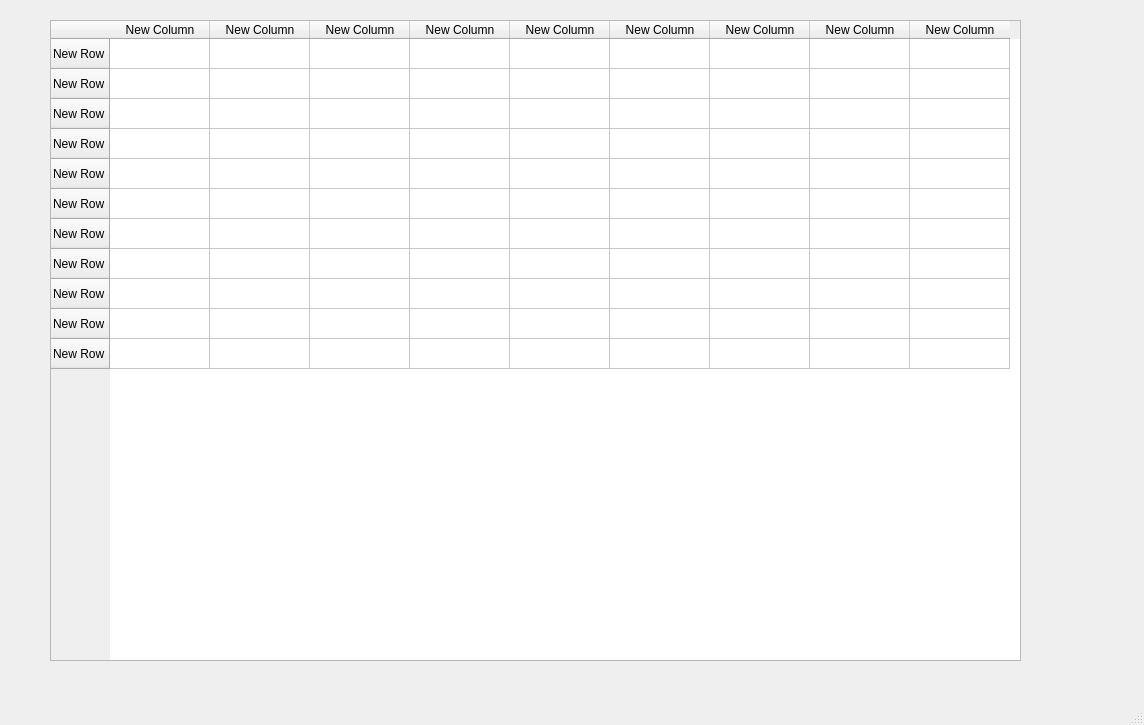
The window that attendanceWindow.ui (Dysky2/SEP) describes before a commit, drawn with Qt 5.
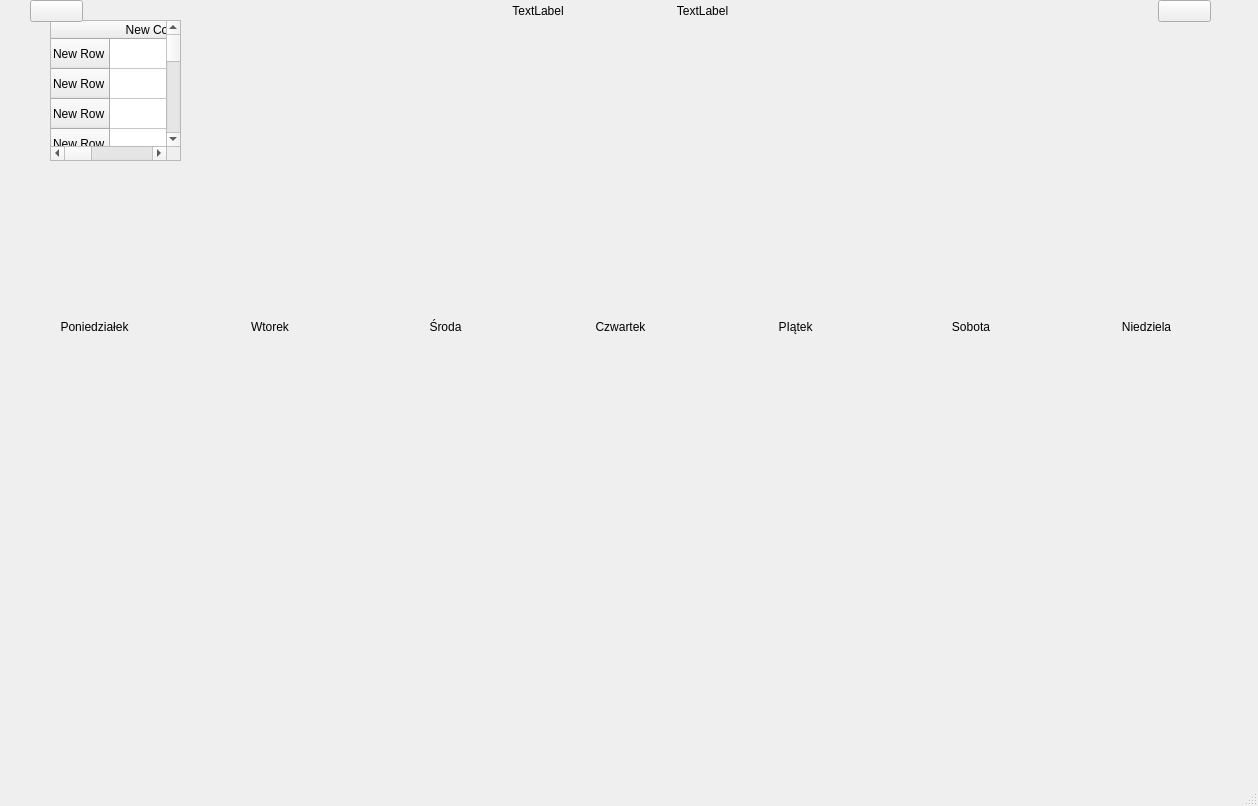
The same window after the commit. Icons and pictures are not drawn.

Patch:
```diff
--- a/attendanceWindow.ui
+++ b/attendanceWindow.ui
@@ -6,8 +6,8 @@
    <rect>
     <x>0</x>
     <y>0</y>
-    <width>1144</width>
-    <height>725</height>
+    <width>1258</width>
+    <height>806</height>
    </rect>
   </property>
   <property name="windowTitle">
@@ -19,8 +19,8 @@
      <rect>
       <x>50</x>
       <y>20</y>
-      <width>971</width>
-      <height>641</height>
+      <width>131</width>
+      <height>141</height>
      </rect>
     </property>
     <row>
@@ -124,6 +124,178 @@
      </property>
     </column>
    </widget>
+   <widget class="QWidget" name="verticalLayoutWidget">
+    <property name="geometry">
+     <rect>
+      <x>10</x>
+      <y>0</y>
+      <width>1221</width>
+      <height>621</height>
+     </rect>
+    </property>
+    <layout class="QVBoxLayout" name="verticalLayout">
+     <item>
+      <layout class="QHBoxLayout" name="horizontalLayout" stretch="1,7,3,3,7,1">
+       <property name="leftMargin">
+        <number>20</number>
+       </property>
+       <property name="rightMargin">
+        <number>20</number>
+       </property>
+       <property name="bottomMargin">
+        <number>5</number>
+       </property>
+       <item>
+        <widget class="QPushButton" name="pushButton_previousMonth">
+         <property name="text">
+          <string/>
+         </property>
+         <property name="icon">
+          <iconset theme="QIcon::ThemeIcon::GoPrevious"/>
+         </property>
+        </widget>
+       </item>
+       <item>
+        <spacer name="horizontalSpacer">
+         <property name="orientation">
+          <enum>Qt::Orientation::Horizontal</enum>
+         </property>
+         <property name="sizeHint" stdset="0">
+          <size>
+           <width>40</width>
+           <height>20</height>
+          </size>
+         </property>
+        </spacer>
+       </item>
+       <item>
+        <widget class="QLabel" name="label_monthName">
+         <property name="text">
+          <string>TextLabel</string>
+         </property>
+         <property name="alignment">
+          <set>Qt::AlignmentFlag::AlignCenter</set>
+         </property>
+        </widget>
+       </item>
+       <item>
+        <widget class="QLabel" name="label_year">
+         <property name="text">
+          <string>TextLabel</string>
+         </property>
+         <property name="alignment">
+          <set>Qt::AlignmentFlag::AlignCenter</set>
+         </property>
+        </widget>
+       </item>
+       <item>
+        <spacer name="horizontalSpacer_2">
+         <property name="orientation">
+          <enum>Qt::Orientation::Horizontal</enum>
+         </property>
+         <property name="sizeHint" stdset="0">
+          <size>
+           <width>40</width>
+           <height>20</height>
+          </size>
+         </property>
+        </spacer>
+       </item>
+       <item>
+        <widget class="QPushButton" name="pushButton_nextMonth">
+         <property name="text">
+          <string/>
+         </property>
+         <property name="icon">
+          <iconset theme="QIcon::ThemeIcon::GoNext"/>
+         </property>
+        </widget>
+       </item>
+      </layout>
+     </item>
+     <item>
+      <layout class="QVBoxLayout" name="verticalLayout_3" stretch="0,11">
+       <item>
+        <layout class="QHBoxLayout" name="horizontalLayout_days">
+         <item>
+          <widget class="QLabel" name="label_2">
+           <property name="text">
+            <string>Poniedziałek</string>
+           </property>
+           <property name="alignment">
+            <set>Qt::AlignmentFlag::AlignCenter</set>
+           </property>
+          </widget>
+         </item>
+         <item>
+          <widget class="QLabel" name="label_7">
+           <property name="text">
+            <string>Wtorek</string>
+           </property>
+           <property name="alignment">
+            <set>Qt::AlignmentFlag::AlignCenter</set>
+           </property>
+          </widget>
+         </item>
+         <item>
+          <widget class="QLabel" name="label_8">
+           <property name="text">
+            <string>Środa</string>
+           </property>
+           <property name="alignment">
+            <set>Qt::AlignmentFlag::AlignCenter</set>
+           </property>
+          </widget>
+         </item>
+         <item>
+          <widget class="QLabel" name="label_6">
+           <property name="text">
+            <string>Czwartek</string>
+           </property>
+           <property name="alignment">
+            <set>Qt::AlignmentFlag::AlignCenter</set>
+           </property>
+          </widget>
+         </item>
+         <item>
+          <widget class="QLabel" name="label_5">
+           <property name="text">
+            <string>PIątek</string>
+           </property>
+           <property name="alignment">
+            <set>Qt::AlignmentFlag::AlignCenter</set>
+           </property>
+          </widget>
+         </item>
+         <item>
+          <widget class="QLabel" name="label_4">
+           <property name="text">
+            <string>Sobota</string>
+           </property>
+           <property name="alignment">
+            <set>Qt::AlignmentFlag::AlignCenter</set>
+           </property>
+          </widget>
+         </item>
+         <item>
+          <widget class="QLabel" name="label_3">
+           <property name="text">
+            <string>Niedziela</string>
+           </property>
+           <property name="alignment">
+            <set>Qt::AlignmentFlag::AlignCenter</set>
+           </property>
+          </widget>
+         </item>
+        </layout>
+       </item>
+       <item>
+        <layout class="QGridLayout" name="gridLayout_calendar"/>
+       </item>
+      </layout>
+     </item>
+    </layout>
+   </widget>
   </widget>
   <widget class="QMenuBar" name="menubar">
    <property name="geometry">
```
Left out of the diff: 2 changed lines with no effect on the pictures.
